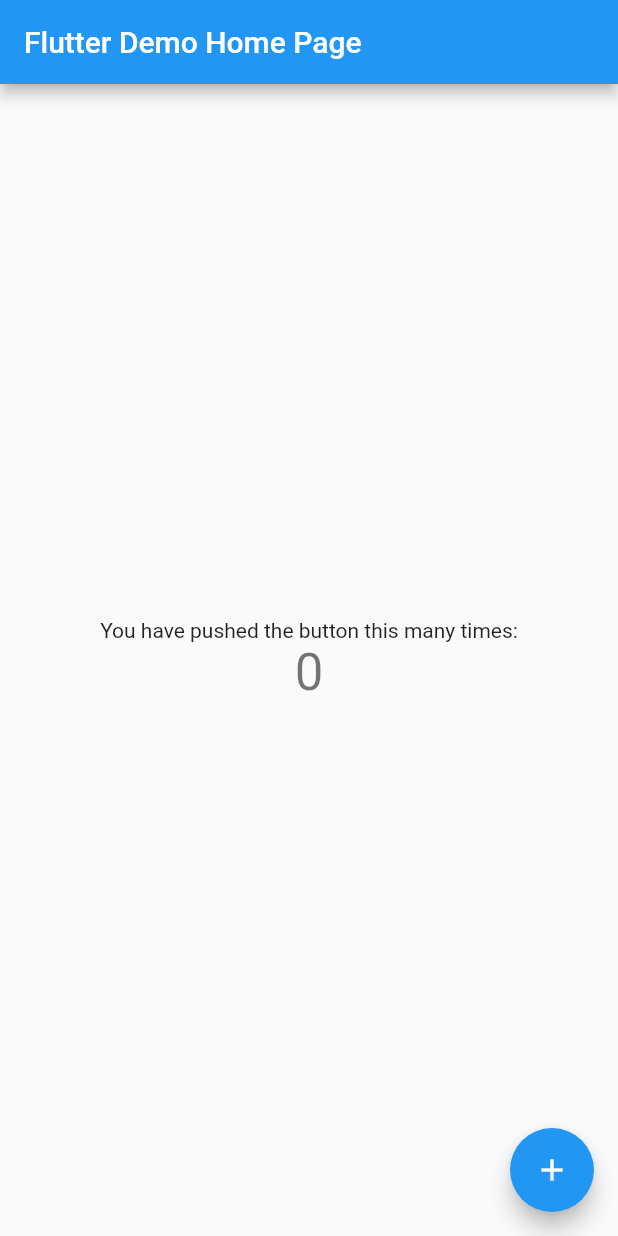
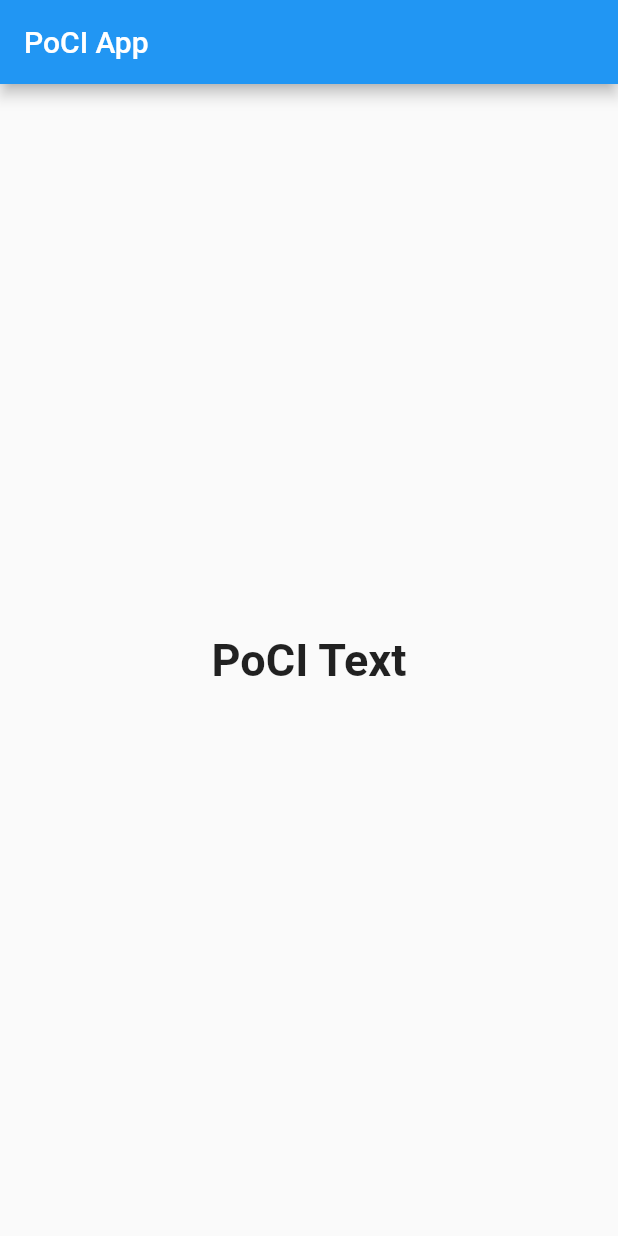
Before and after one commit to farti22/utwd-poci-book, a Flutter app: the screen it shows after launch, on a phone screen of 412 x 824 dp. Run offline on Flutter 3.47's test engine with Material 2 defaults, Android fonts, the phone set to English and light mode, and no system bars.

Commit message:
init: add project arch

```diff
--- /dev/null
+++ b/lib/domain/repository/lesson_repository.dart
@@ -0,0 +1,6 @@
+import 'package:meta/meta.dart';
+import 'package:flutter_poci_book/domain/model/lesson.dart';
+
+abstract class LessonRepository {
+  Future<Lesson>? getLesson({@required int? number});
+}
--- /dev/null
+++ b/lib/internal/application.dart
@@ -0,0 +1,18 @@
+import 'package:flutter/material.dart';
+import 'package:flutter_poci_book/presentation/home.dart';
+
+class Application extends StatelessWidget {
+  @override
+  Widget build(BuildContext context) {
+    return MaterialApp(
+        home: Scaffold(
+      appBar: AppBar(title: const Text("PoCI App")),
+      body: const Center(
+          child: Text("PoCI Text",
+              style: TextStyle(
+                fontSize: 30,
+                fontWeight: FontWeight.bold,
+              ))),
+    ));
+  }
+}
--- a/lib/main.dart
+++ b/lib/main.dart
@@ -1,115 +1,14 @@
 import 'package:flutter/material.dart';
 
 void main() {
-  runApp(const MyApp());
+  runApp(MaterialApp(
+      home: Scaffold(
+    appBar: AppBar(title: const Text("PoCI App")),
+    body: const Center(
+        child: Text("PoCI Text",
+            style: TextStyle(
+              fontSize: 30,
+              fontWeight: FontWeight.bold,
+            ))),
+  )));
 }
-
-class MyApp extends StatelessWidget {
-  const MyApp({Key? key}) : super(key: key);
-
-  // This widget is the root of your application.
-  @override
-  Widget build(BuildContext context) {
-    return MaterialApp(
-      title: 'Flutter Demo',
-      theme: ThemeData(
-        // This is the theme of your application.
-        //
-        // Try running your application with "flutter run". You'll see the
-        // application has a blue toolbar. Then, without quitting the app, try
-        // changing the primarySwatch below to Colors.green and then invoke
-        // "hot reload" (press "r" in the console where you ran "flutter run",
-        // or simply save your changes to "hot reload" in a Flutter IDE).
-        // Notice that the counter didn't reset back to zero; the application
-        // is not restarted.
-        primarySwatch: Colors.blue,
-      ),
-      home: const MyHomePage(title: 'Flutter Demo Home Page'),
-    );
-  }
-}
-
-class MyHomePage extends StatefulWidget {
-  const MyHomePage({Key? key, required this.title}) : super(key: key);
-
-  // This widget is the home page of your application. It is stateful, meaning
-  // that it has a State object (defined below) that contains fields that affect
-  // how it looks.
-
-  // This class is the configuration for the state. It holds the values (in this
-  // case the title) provided by the parent (in this case the App widget) and
-  // used by the build method of the State. Fields in a Widget subclass are
-  // always marked "final".
-
-  final String title;
-
-  @override
-  State<MyHomePage> createState() => _MyHomePageState();
-}
-
-class _MyHomePageState extends State<MyHomePage> {
-  int _counter = 0;
-
-  void _incrementCounter() {
-    setState(() {
-      // This call to setState tells the Flutter framework that something has
-      // changed in this State, which causes it to rerun the build method below
-      // so that the display can reflect the updated values. If we changed
-      // _counter without calling setState(), then the build method would not be
-      // called again, and so nothing would appear to happen.
-      _counter++;
-    });
-  }
-
-  @override
-  Widget build(BuildContext context) {
-    // This method is rerun every time setState is called, for instance as done
-    // by the _incrementCounter method above.
-    //
-    // The Flutter framework has been optimized to make rerunning build methods
-    // fast, so that you can just rebuild anything that needs updating rather
-    // than having to individually change instances of widgets.
-    return Scaffold(
-      appBar: AppBar(
-        // Here we take the value from the MyHomePage object that was created by
-        // the App.build method, and use it to set our appbar title.
-        title: Text(widget.title),
-      ),
-      body: Center(
-        // Center is a layout widget. It takes a single child and positions it
-        // in the middle of the parent.
-        child: Column(
-          // Column is also a layout widget. It takes a list of children and
-          // arranges them vertically. By default, it sizes itself to fit its
-          // children horizontally, and tries to be as tall as its parent.
-          //
-          // Invoke "debug painting" (press "p" in the console, choose the
-          // "Toggle Debug Paint" action from the Flutter Inspector in Android
-          // Studio, or the "Toggle Debug Paint" command in Visual Studio Code)
-          // to see the wireframe for each widget.
-          //
-          // Column has various properties to control how it sizes itself and
-          // how it positions its children. Here we use mainAxisAlignment to
-          // center the children vertically; the main axis here is the vertical
-          // axis because Columns are vertical (the cross axis would be
-          // horizontal).
-          mainAxisAlignment: MainAxisAlignment.center,
-          children: <Widget>[
-            const Text(
-              'You have pushed the button this many times:',
-            ),
-            Text(
-              '$_counter',
-              style: Theme.of(context).textTheme.headline4,
-            ),
-          ],
-        ),
-      ),
-      floatingActionButton: FloatingActionButton(
-        onPressed: _incrementCounter,
-        tooltip: 'Increment',
-        child: const Icon(Icons.add),
-      ), // This trailing comma makes auto-formatting nicer for build methods.
-    );
-  }
-}
```
Also changed, not shown: lib/domain/model/lesson.dart (added, +8 -0 lines), lib/presentation/home.dart (added, +13 -0 lines).
